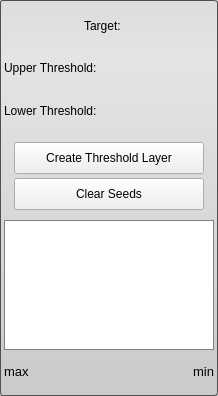
This is src/Interface/ToolInterface/ThresholdToolInterface.ui in SCIInstitute/Seg3D as Qt 5 draws it before an edit. The edited form follows.
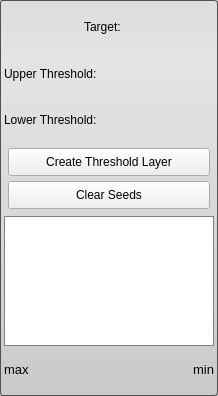
This is the edited form.

Diff of the .ui file:
```diff
--- a/src/Interface/ToolInterface/ThresholdToolInterface.ui
+++ b/src/Interface/ToolInterface/ThresholdToolInterface.ui
@@ -132,7 +132,7 @@
        <number>4</number>
       </property>
       <property name="margin">
-       <number>10</number>
+       <number>4</number>
       </property>
       <item>
        <widget class="QPushButton" name="createThresholdLayerButton">
@@ -145,7 +145,13 @@
         <property name="minimumSize">
          <size>
           <width>0</width>
-          <height>32</height>
+          <height>28</height>
+         </size>
+        </property>
+        <property name="maximumSize">
+         <size>
+          <width>16777215</width>
+          <height>28</height>
          </size>
         </property>
         <property name="text">
@@ -164,7 +170,13 @@
         <property name="minimumSize">
          <size>
           <width>0</width>
-          <height>32</height>
+          <height>28</height>
+         </size>
+        </property>
+        <property name="maximumSize">
+         <size>
+          <width>16777215</width>
+          <height>28</height>
          </size>
         </property>
         <property name="text">
```
